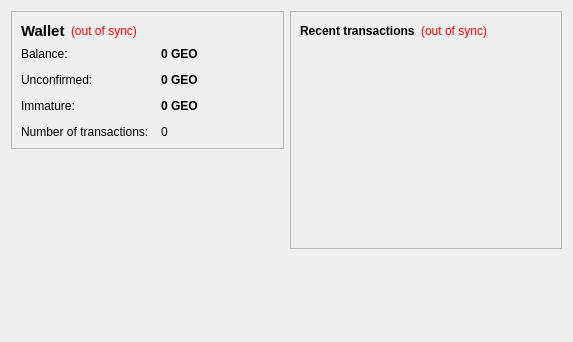
Before: the Qt Designer form src/qt/forms/overviewpage.ui in AssPennyFoundation/AssPennies, drawn with Qt 5.
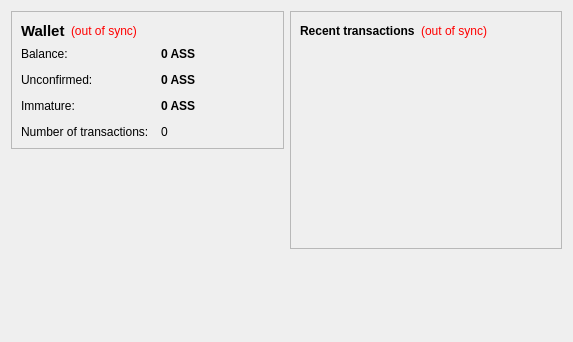
After: the same form once the commit is applied.

What changed in the file:
```diff
--- a/src/qt/forms/overviewpage.ui
+++ b/src/qt/forms/overviewpage.ui
@@ -105,7 +105,7 @@
              <string>Your current balance</string>
             </property>
             <property name="text">
-             <string notr="true">0 GEO</string>
+             <string notr="true">0 ASS</string>
             </property>
             <property name="textInteractionFlags">
              <set>Qt::LinksAccessibleByMouse|Qt::TextSelectableByKeyboard|Qt::TextSelectableByMouse</set>
@@ -134,7 +134,7 @@
              <string>Total of transactions that have yet to be confirmed, and do not yet count toward the current balance</string>
             </property>
             <property name="text">
-             <string notr="true">0 GEO</string>
+             <string notr="true">0 ASS</string>
             </property>
             <property name="textInteractionFlags">
              <set>Qt::LinksAccessibleByMouse|Qt::TextSelectableByKeyboard|Qt::TextSelectableByMouse</set>
@@ -177,7 +177,7 @@
              <string>Mined balance that has not yet matured</string>
             </property>
             <property name="text">
-             <string notr="true">0 GEO</string>
+             <string notr="true">0 ASS</string>
             </property>
             <property name="textInteractionFlags">
              <set>Qt::LinksAccessibleByMouse|Qt::TextSelectableByKeyboard|Qt::TextSelectableByMouse</set>
```
Left out of the diff: 4 changed lines with no effect on the pictures.
